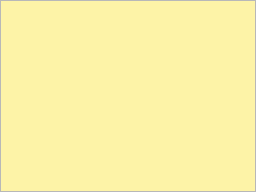
Before: the Qt Designer form src/noteblock.ui in ZhujinLi/SomeNotes, drawn with Qt 5.
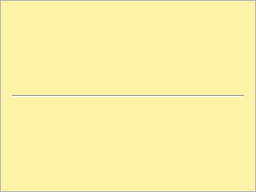
After: the same form once the commit is applied.

Commit message: Add control line

```diff
--- a/src/noteblock.ui
+++ b/src/noteblock.ui
@@ -119,6 +119,36 @@
   <property name="lineWrapMode">
    <enum>QPlainTextEdit::WidgetWidth</enum>
   </property>
+  <layout class="QVBoxLayout" name="verticalLayout">
+   <item>
+    <widget class="Line" name="ControlLine">
+     <property name="sizePolicy">
+      <sizepolicy hsizetype="Minimum" vsizetype="Minimum">
+       <horstretch>0</horstretch>
+       <verstretch>0</verstretch>
+      </sizepolicy>
+     </property>
+     <property name="minimumSize">
+      <size>
+       <width>50</width>
+       <height>5</height>
+      </size>
+     </property>
+     <property name="cursor">
+      <cursorShape>OpenHandCursor</cursorShape>
+     </property>
+     <property name="frameShadow">
+      <enum>QFrame::Sunken</enum>
+     </property>
+     <property name="lineWidth">
+      <number>1</number>
+     </property>
+     <property name="orientation">
+      <enum>Qt::Horizontal</enum>
+     </property>
+    </widget>
+   </item>
+  </layout>
  </widget>
  <layoutdefault spacing="6" margin="11"/>
  <resources/>
```
The commit also changes 2 other files.
